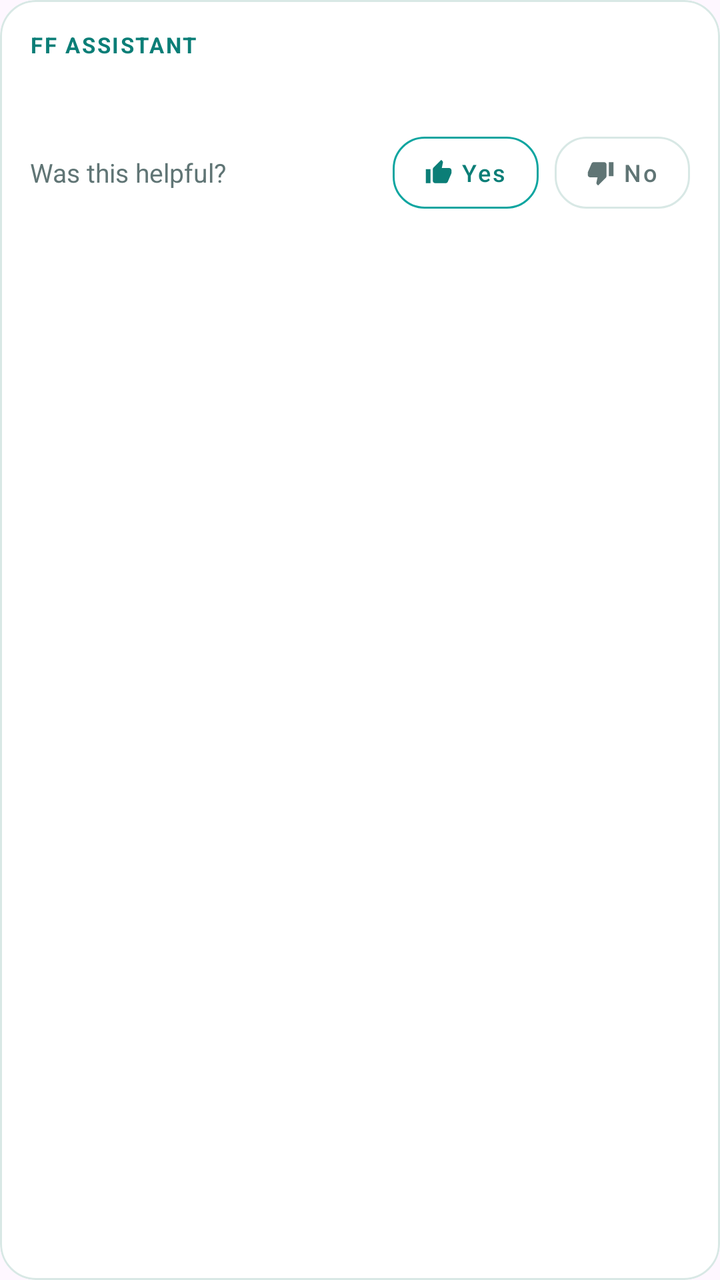
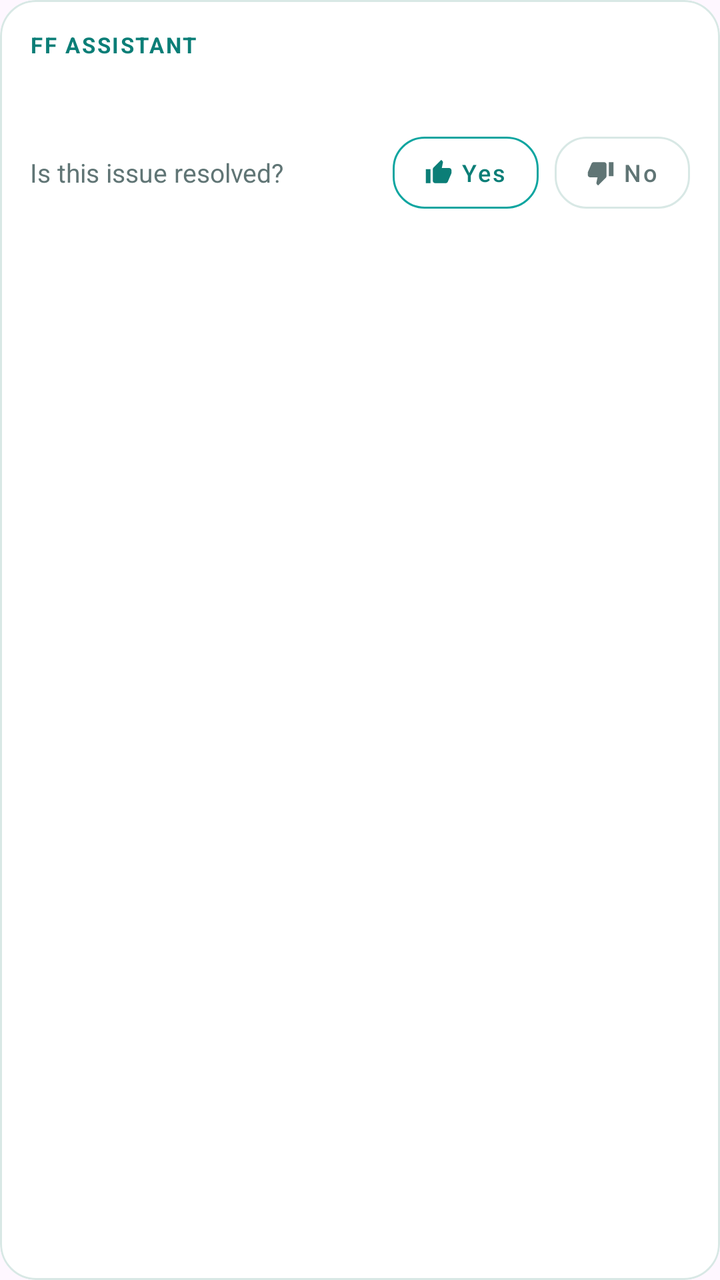

An Android layout rendered at two revisions. The XML below is the earlier revision; the diff shows what the commit changed to produce the second picture.
<!-- AndroidManifest.xml: another module's application theme Theme.FfAssistant -->
<!-- res/layout/item_message_assistant.xml -->
<?xml version="1.0" encoding="utf-8"?>
<com.google.android.material.card.MaterialCardView xmlns:android="http://schemas.android.com/apk/res/android"
    xmlns:app="http://schemas.android.com/apk/res-auto"
    android:layout_width="match_parent"
    android:layout_height="wrap_content"
    android:layout_marginVertical="6dp"
    android:layout_marginEnd="64dp"
    app:cardCornerRadius="18dp"
    app:cardElevation="0dp"
    app:strokeWidth="1dp"
    app:strokeColor="@color/ff_line"
    app:cardBackgroundColor="@color/ff_surface">

    <LinearLayout
        android:layout_width="match_parent"
        android:layout_height="wrap_content"
        android:orientation="vertical"
        android:padding="15dp">

        <TextView
            android:id="@+id/senderLabel"
            android:layout_width="wrap_content"
            android:layout_height="wrap_content"
            android:text="@string/ff_assistant"
            android:textSize="11sp"
            android:textStyle="bold"
            android:letterSpacing="0.08"
            android:textColor="@color/ff_cyan_700" />

        
        <TextView
            android:id="@+id/messageText"
            android:layout_width="match_parent"
            android:layout_height="wrap_content"
            android:layout_marginTop="5dp"
            android:textColor="@color/ff_ink"
            android:textSize="16sp"
            android:lineSpacingExtra="3dp" />

        
        <LinearLayout
            android:id="@+id/noAnswerBanner"
            android:layout_width="match_parent"
            android:layout_height="wrap_content"
            android:orientation="vertical"
            android:layout_marginTop="10dp"
            android:padding="12dp"
            android:background="@drawable/bg_ticket_banner"
            android:visibility="gone">

            <TextView
                android:layout_width="match_parent"
                android:layout_height="wrap_content"
                android:text="@string/no_answer_found"
                android:textSize="13sp"
                android:textColor="@color/ff_ink" />

            <com.google.android.material.button.MaterialButton
                android:id="@+id/inlineRaiseTicket"
                style="@style/Widget.MaterialComponents.Button.TextButton"
                android:layout_width="wrap_content"
                android:layout_height="wrap_content"
                android:layout_marginTop="4dp"
                android:paddingStart="0dp"
                android:paddingEnd="0dp"
                android:text="@string/raise_ticket"
                android:textAllCaps="false"
                android:textColor="@color/ff_cyan_700"
                app:icon="@drawable/ic_ticket"
                app:iconTint="@color/ff_cyan_700" />
        </LinearLayout>

        
        <LinearLayout
            android:id="@+id/feedbackRow"
            android:layout_width="match_parent"
            android:layout_height="wrap_content"
            android:orientation="horizontal"
            android:gravity="center_vertical"
            android:layout_marginTop="12dp">

            <TextView
                android:id="@+id/feedbackPrompt"
                android:layout_width="0dp"
                android:layout_height="wrap_content"
                android:layout_weight="1"
                android:text="@string/was_this_helpful"
                android:textSize="13sp"
                android:textColor="@color/ff_muted" />

            <com.google.android.material.button.MaterialButton
                android:id="@+id/thumbUp"
                style="@style/Widget.MaterialComponents.Button.OutlinedButton"
                android:layout_width="wrap_content"
                android:layout_height="36dp"
                android:minWidth="0dp"
                android:insetTop="0dp"
                android:insetBottom="0dp"
                android:text="@string/feedback_yes"
                android:textAllCaps="false"
                android:textSize="12sp"
                android:textColor="@color/ff_cyan_700"
                app:icon="@drawable/ic_thumb_up"
                app:iconTint="@color/ff_cyan_700"
                app:iconSize="14dp"
                app:strokeColor="@color/ff_cyan_500"
                app:cornerRadius="16dp" />

            <com.google.android.material.button.MaterialButton
                android:id="@+id/thumbDown"
                style="@style/Widget.MaterialComponents.Button.OutlinedButton"
                android:layout_width="wrap_content"
                android:layout_height="36dp"
                android:layout_marginStart="8dp"
                android:minWidth="0dp"
                android:insetTop="0dp"
                android:insetBottom="0dp"
                android:text="@string/feedback_no"
                android:textAllCaps="false"
                android:textSize="12sp"
                android:textColor="@color/ff_muted"
                app:icon="@drawable/ic_thumb_down"
                app:iconTint="@color/ff_muted"
                app:iconSize="14dp"
                app:strokeColor="@color/ff_line"
                app:cornerRadius="16dp" />
        </LinearLayout>
    </LinearLayout>
</com.google.android.material.card.MaterialCardView>
<!-- resources referenced by this layout -->
<resources>
  <color name="ff_cyan_500">#0EA5A0</color>
  <color name="ff_cyan_700">#0B7E77</color>
  <color name="ff_ink">#102A2A</color>
  <color name="ff_line">#D8E8E5</color>
  <color name="ff_muted">#607575</color>
  <color name="ff_surface">#FFFFFF</color>
  <!-- drawable bg_ticket_banner (drawable) -->
  <shape xmlns:android="http://schemas.android.com/apk/res/android">
      <solid android:color="@color/ff_success_bg" />
      <corners android:radius="10dp" />
      <stroke android:width="1dp" android:color="@color/ff_success_border" />
  </shape>
  <!-- drawable ic_thumb_down (drawable) -->
  <vector xmlns:android="http://schemas.android.com/apk/res/android"
      android:width="18dp" android:height="18dp" android:viewportWidth="24" android:viewportHeight="24">
      <path android:fillColor="@color/ff_muted"
          android:pathData="M15,3H6c-0.83,0 -1.54,0.5 -1.84,1.22l-3.02,7.05C1.05,11.5 1,11.75 1,12v2c0,1.1 0.9,2 2,2h6.31l-0.95,4.57 -0.03,0.32c0,0.41 0.17,0.79 0.44,1.06L9.83,23l6.59,-6.59C16.78,16.05 17,15.55 17,15V5c0,-1.1 -0.9,-2 -2,-2zM19,3v12h4V3H19z" />
  </vector>
  <!-- drawable ic_thumb_up (drawable) -->
  <vector xmlns:android="http://schemas.android.com/apk/res/android"
      android:width="18dp" android:height="18dp" android:viewportWidth="24" android:viewportHeight="24">
      <path android:fillColor="@color/ff_muted"
          android:pathData="M1,21h4V9H1v12zM23,10c0,-1.1 -0.9,-2 -2,-2h-6.31l0.95,-4.57 0.03,-0.32c0,-0.41 -0.17,-0.79 -0.44,-1.06L14.17,1 7.59,7.59C7.22,7.95 7,8.45 7,9v10c0,1.1 0.9,2 2,2h9c0.83,0 1.54,-0.5 1.84,-1.22l3.02,-7.05c0.09,-0.23 0.14,-0.47 0.14,-0.73V10z" />
  </vector>
  <!-- drawable ic_ticket (drawable) -->
  <vector xmlns:android="http://schemas.android.com/apk/res/android"
      android:width="18dp" android:height="18dp" android:viewportWidth="24" android:viewportHeight="24">
      <path android:fillColor="@color/ff_cyan_700"
          android:pathData="M20,12c0,-1.1 0.9,-2 2,-2V6c0,-1.1 -0.9,-2 -2,-2H4C2.9,4 2,4.9 2,6v4c1.1,0 2,0.9 2,2s-0.9,2 -2,2v4c0,1.1 0.9,2 2,2h16c1.1,0 2,-0.9 2,-2v-4C20.9,14 20,13.1 20,12zM13,17.5h-2v-2h2V17.5zM13,13h-2v-2h2V13zM13,8.5h-2v-2h2V8.5z" />
  </vector>
  <string name="feedback_no">No</string>
  <string name="feedback_yes">Yes</string>
  <string name="ff_assistant">FF ASSISTANT</string>
  <string name="no_answer_found">We couldn\'t find this in our knowledge base.</string>
  <string name="raise_ticket">Raise a ticket</string>
  <string name="was_this_helpful">Was this helpful?</string>
  <style name="Theme.FfAssistant" parent="Theme.Material3.DayNight.NoActionBar" />
  <color name="ff_success_bg">#E7F7F2</color>
  <color name="ff_success_border">#0EA5A0</color>
</resources>

<!-- the commit's change to res/layout/item_message_assistant.xml (unified diff, before → after) -->
@@ -36,6 +36,14 @@
             android:textColor="@color/ff_ink"
             android:textSize="16sp"
             android:lineSpacingExtra="3dp" />
+
+        <LinearLayout
+            android:id="@+id/quickSuggestionsContainer"
+            android:layout_width="match_parent"
+            android:layout_height="wrap_content"
+            android:layout_marginTop="12dp"
+            android:orientation="vertical"
+            android:visibility="gone" />
 
         
         <LinearLayout
<!-- resource entries referenced after the edit -->
@@ -33,9 +33,9 @@
   <string name="feedback_no">No</string>
   <string name="feedback_yes">Yes</string>
   <string name="ff_assistant">FF ASSISTANT</string>
-  <string name="no_answer_found">We couldn\'t find this in our knowledge base.</string>
+  <string name="no_answer_found">If this issue is not resolved, raise a ticket.</string>
   <string name="raise_ticket">Raise a ticket</string>
-  <string name="was_this_helpful">Was this helpful?</string>
+  <string name="was_this_helpful">Is this issue resolved?</string>
   <style name="Theme.FfAssistant" parent="Theme.Material3.DayNight.NoActionBar" />
   <color name="ff_success_bg">#E7F7F2</color>
   <color name="ff_success_border">#0EA5A0</color>
